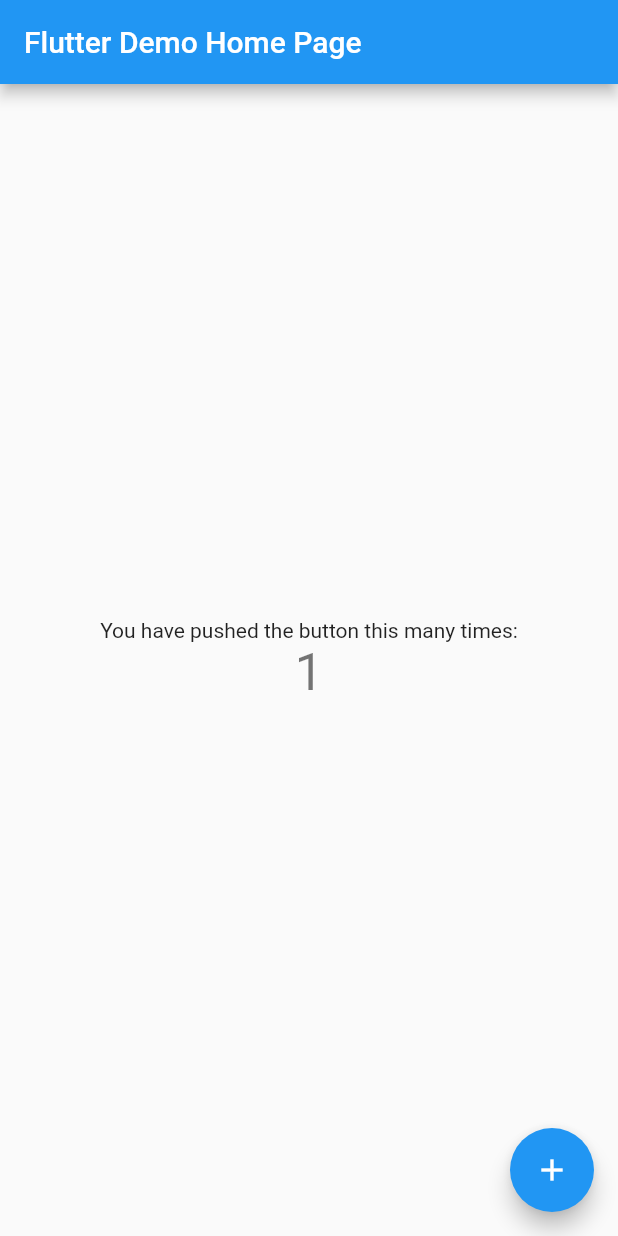
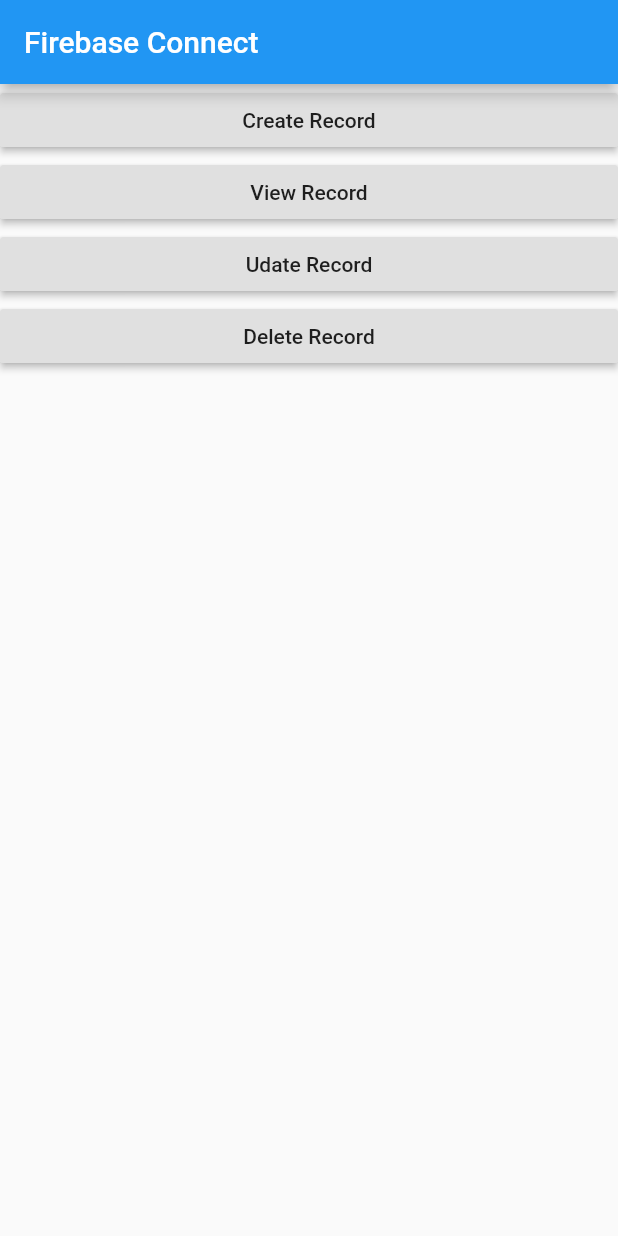
Before and after one commit to agrawalharsh90/background_service, a Flutter app: the screen it shows after launch, after a tap on the "add" icon, on a phone screen of 412 x 824 dp. Run offline on Flutter 3.47's test engine with Material 2 defaults, Android fonts, the phone set to English and light mode, and no system bars; our stand-ins replace firebase_database; accounts and stored records are empty.

Commit message:
minor changes

```diff
--- a/lib/main.dart
+++ b/lib/main.dart
@@ -1,3 +1,4 @@
+import 'package:background_service/push_data.dart';
 import 'package:flutter/material.dart';
 
 void main() => runApp(MyApp());
@@ -54,7 +55,10 @@ class _MyHomePageState extends State<MyHomePage> {
         ),
       ),
       floatingActionButton: FloatingActionButton(
-        onPressed: _incrementCounter,
+        onPressed: () {
+          Navigator.pushReplacement(context,
+              MaterialPageRoute(builder: (context) => FirebaseDemoScreen()));
+        },
         tooltip: 'Increment',
         child: Icon(Icons.add),
       ),
--- /dev/null
+++ b/lib/push_data.dart
@@ -0,0 +1,77 @@
+import 'package:firebase_database/firebase_database.dart';
+import 'package:flutter/material.dart';
+//import 'package:workmanager/workmanager.dart';
+
+class FirebaseDemoScreen extends StatelessWidget {
+  final databaseReference = FirebaseDatabase.instance.reference();
+
+//  Future callbackDispatcher() async {
+//    Workmanager.executeTask((task) {
+//      print("Native called background task"); //simpleTask will be emitted here.
+//      return Future.value(true);
+//    });
+//  }
+
+  @override
+  Widget build(BuildContext context) {
+    getData();
+    return Scaffold(
+      appBar: AppBar(
+        title: Text('Firebase Connect'),
+      ),
+      body: Center(
+          child: Column(
+        crossAxisAlignment: CrossAxisAlignment.stretch,
+        children: <Widget>[
+          RaisedButton(
+            child: Text('Create Record'),
+            onPressed: () {
+              createRecord();
+            },
+          ),
+          RaisedButton(
+            child: Text('View Record'),
+            onPressed: () {
+              getData();
+            },
+          ),
+          RaisedButton(
+            child: Text('Udate Record'),
+            onPressed: () {
+              updateData();
+            },
+          ),
+          RaisedButton(
+            child: Text('Delete Record'),
+            onPressed: () {
+              deleteData();
+            },
+          ),
+        ],
+      )), //center
+    );
+  }
+
+  void createRecord() {
+    databaseReference
+        .child("1")
+        .set({'title': 'Title 1', 'description': 'description 1'});
+    databaseReference
+        .child("2")
+        .set({'title': 'Title 2', 'description': 'description 2'});
+  }
+
+  void getData() {
+    databaseReference.once().then((DataSnapshot snapshot) {
+      print('Data : ${snapshot.value}');
+    });
+  }
+
+  void updateData() {
+    databaseReference.child('1').update({'description': 'update description'});
+  }
+
+  void deleteData() {
+    databaseReference.child('1').remove();
+  }
+}
--- a/pubspec.yaml
+++ b/pubspec.yaml
@@ -20,6 +20,7 @@ dependencies:
   flutter:
     sdk: flutter
 
+
   # The following adds the Cupertino Icons font to your application.
   # Use with the CupertinoIcons class for iOS style icons.
   cupertino_icons: ^0.1.2
@@ -27,7 +28,8 @@ dependencies:
 dev_dependencies:
   flutter_test:
     sdk: flutter
-
+  firebase_database: 3.0.0
+#  workmanager: ^0.0.15
 
 # For information on the generic Dart part of this file, see the
 # following page: https://dart.dev/tools/pub/pubspec
```
Also changed, not shown: pubspec.lock, 1 other file.
